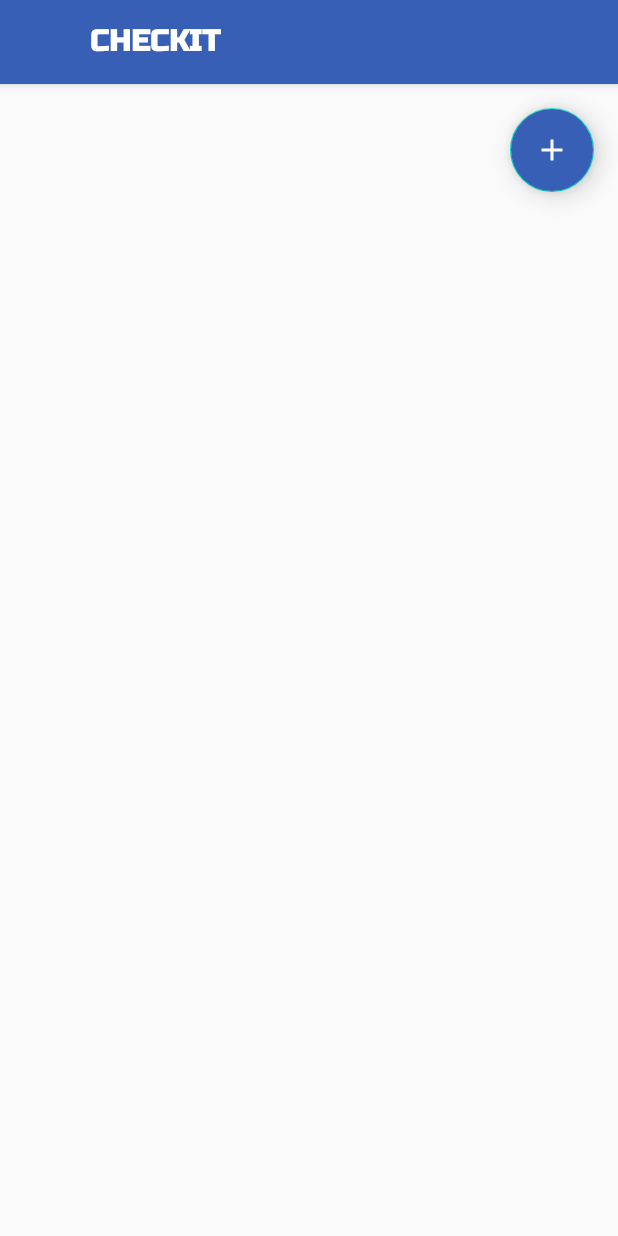
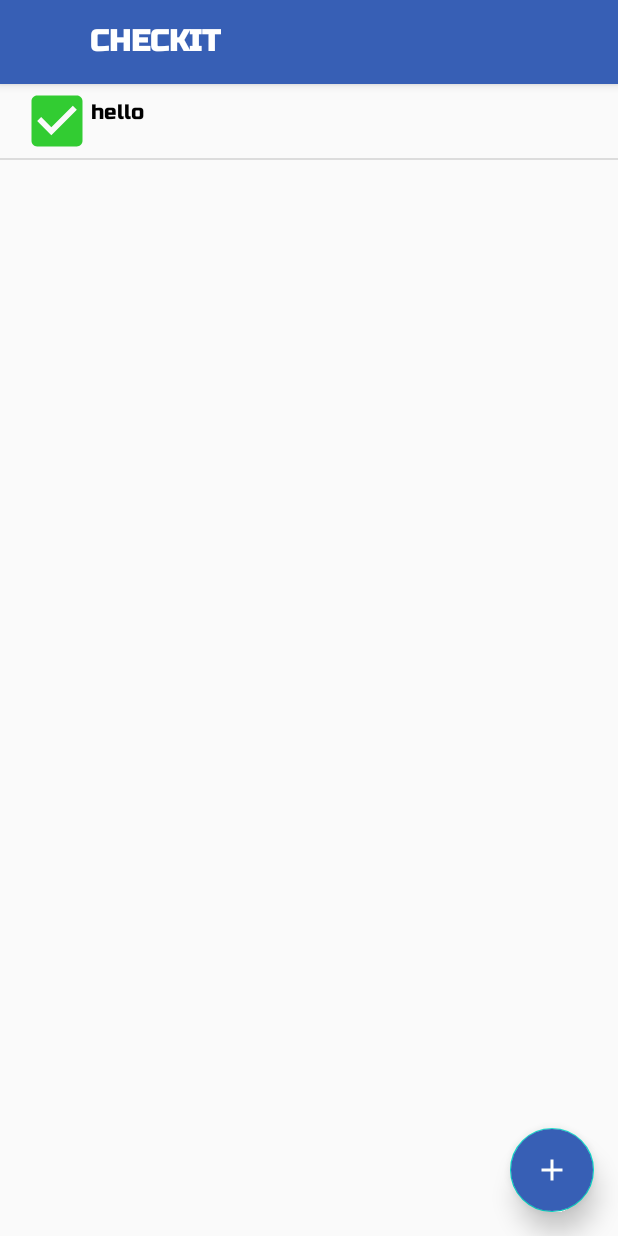
Before and after one commit to BlairMut/checkit-app, an Android app: the screen it shows after launch once a user with an empty profile is signed in (MainActivity), on a phone screen of 412 x 824 dp. Run offline under Robolectric (Android 15) with nearby library versions, the phone set to English and light mode, and no system bars; our stand-ins replace Firebase (no records; nobody signed in at launch, a user with empty details on screens opened directly); Roboto replaces fonts that are not available here.

Commit message:
updating Main and addItem activity

```diff
--- a/checkitapp/app/src/main/java/com/example/checkit_app/AddItem.java
+++ b/checkitapp/app/src/main/java/com/example/checkit_app/AddItem.java
@@ -18,9 +18,9 @@ public class AddItem extends AppCompatActivity {
     Button addBtn;
     String item;
 
-    ArrayList<String> arrayList;
-    ArrayAdapter<String> adapter;
-    ListView lv;
+    //ArrayList<String> arrayList;
+    //ArrayAdapter<String> adapter;
+    //ListView lv;
 
     @Override
     protected void onCreate(Bundle savedInstanceState) {
@@ -48,11 +48,12 @@ public class AddItem extends AppCompatActivity {
             }
         });*/
 
-        lv = findViewById(R.id.list_lv);
+        //lv = findViewById(R.id.list_lv);
 
-        arrayList = new ArrayList<String>();
-        adapter = new ArrayAdapter<String>(AddItem.this, android.R.layout.simple_list_item_1, arrayList);
-        lv.setAdapter(adapter);
+        //arrayList = new ArrayList<String>();
+        //adapter = new ArrayAdapter<String>(AddItem.this, R.layout.custom, R.id.listText,arrayList);
+        //lv.setAdapter(adapter);
+
         OnBtnClick();
 
 
@@ -63,8 +64,12 @@ public class AddItem extends AppCompatActivity {
             @Override
             public void onClick(View v) {
                 String result = addItem.getText().toString();
-                arrayList.add(result);
-                adapter.notifyDataSetChanged();
+                Intent intent = new Intent(AddItem.this,MainActivity.class);
+                intent.putExtra("Value", result);
+                startActivity(intent);
+                finish();
+                //arrayList.add(result);
+                //adapter.notifyDataSetChanged();
             }
         });
     }
--- a/checkitapp/app/src/main/java/com/example/checkit_app/MainActivity.java
+++ b/checkitapp/app/src/main/java/com/example/checkit_app/MainActivity.java
@@ -19,10 +19,10 @@ public class MainActivity extends AppCompatActivity {
 
     FloatingActionButton addBtn;
 
-   /* ArrayList<String> arrayList;
+   ArrayList<String> arrayList;
     ArrayAdapter<String> adapter;
     ListView lv;
-    String item;*/
+    String item;
 
     @Override
     protected void onCreate(Bundle savedInstanceState) {
@@ -44,23 +44,18 @@ public class MainActivity extends AppCompatActivity {
             }
         });
 
-        /*lv = findViewById(R.id.listView_lv);
+        lv = findViewById(R.id.listView);
 
         arrayList = new ArrayList<String>();
-        adapter = new ArrayAdapter<String>(MainActivity.this, android.R.layout.simple_list_item_1, arrayList);
+        adapter = new ArrayAdapter<String>(MainActivity.this, R.layout.custom,R.id.listText, arrayList);
         lv.setAdapter(adapter);
-        OnBtnClick(item);*/
+        OnBtnClick();
 
     }
 
-    /*public void OnBtnClick(final String st){
-        addBtn.setOnClickListener(new View.OnClickListener() {
-            @Override
-            public void onClick(View v) {
-                String result = st;
-                arrayList.add(result);
-                adapter.notifyDataSetChanged();
-            }
-        });
-    }*/
+    public void OnBtnClick(){
+        item = getIntent().getStringExtra("Value");
+        arrayList.add("hello");
+        adapter.notifyDataSetChanged();
+    }
 }
--- /dev/null
+++ b/checkitapp/app/src/main/res/drawable/ic_baseline_check_box_24.xml
@@ -0,0 +1,5 @@
+<vector android:height="24dp" android:tint="#32CC32"
+    android:viewportHeight="24" android:viewportWidth="24"
+    android:width="24dp" xmlns:android="http://schemas.android.com/apk/res/android">
+    <path android:fillColor="@android:color/white" android:pathData="M19,3L5,3c-1.11,0 -2,0.9 -2,2v14c0,1.1 0.89,2 2,2h14c1.11,0 2,-0.9 2,-2L21,5c0,-1.1 -0.89,-2 -2,-2zM10,17l-5,-5 1.41,-1.41L10,14.17l7.59,-7.59L19,8l-9,9z"/>
+</vector>
--- a/checkitapp/app/src/main/res/layout/activity_main.xml
+++ b/checkitapp/app/src/main/res/layout/activity_main.xml
@@ -3,12 +3,12 @@
     xmlns:app="http://schemas.android.com/apk/res-auto"
     xmlns:tools="http://schemas.android.com/tools"
     android:layout_width="match_parent"
-    android:layout_height="wrap_content"
+    android:layout_height="match_parent"
     android:orientation="vertical"
     tools:context=".MainActivity">
     <com.google.android.material.appbar.AppBarLayout
         android:layout_width="match_parent"
-        android:layout_height="match_parent">
+        android:layout_height="wrap_content">
 
         <androidx.appcompat.widget.Toolbar
             android:id="@+id/toolbar"
@@ -32,19 +32,28 @@
 
         </com.google.android.material.appbar.AppBarLayout>
 
+    <RelativeLayout
+        android:layout_width="match_parent"
+        android:layout_height="match_parent">
+        <LinearLayout
+            android:layout_width="match_parent"
+            android:layout_height="match_parent">
 
-    <LinearLayout
+            <ListView
+                android:id="@+id/listView"
+                android:layout_width="match_parent"
+                android:layout_height="match_parent" />
+            <!--<TextView
+                android:layout_width="match_parent"
+                android:layout_height="wrap_content"
+                android:id="@+id/newItem"
+                android:textColor="@color/blackColor"/>-->
+
+        </LinearLayout>
+    <androidx.coordinatorlayout.widget.CoordinatorLayout
         android:layout_width="match_parent"
-        android:layout_height="wrap_content"
-        android:orientation="vertical">
+        android:layout_height="match_parent">
 
-    </LinearLayout>
-
-
-    <LinearLayout
-        android:layout_width="match_parent"
-        android:layout_height="125dp"
-        android:orientation="vertical">
 
         <com.google.android.material.floatingactionbutton.FloatingActionButton
             android:id="@+id/add_button"
@@ -58,7 +67,11 @@
             app:backgroundTint="@color/colorAccent"
             app:elevation="10dp"
             app:fabSize="normal" />
-    </LinearLayout>
+
+
+
+    </androidx.coordinatorlayout.widget.CoordinatorLayout>
+    </RelativeLayout>
 
 
 
--- /dev/null
+++ b/checkitapp/app/src/main/res/layout/custom.xml
@@ -0,0 +1,26 @@
+<?xml version="1.0" encoding="utf-8"?>
+<LinearLayout xmlns:android="http://schemas.android.com/apk/res/android"
+    android:layout_width="match_parent"
+    android:layout_height="match_parent"
+    android:orientation="horizontal">
+<ImageView
+    android:id="@+id/imageView"
+    android:layout_width="45dp"
+    android:layout_height="49dp"
+    android:src="@drawable/ic_baseline_check_box_24"
+    android:layout_alignParentStart="true"
+    android:layout_alignParentTop="true"
+    android:layout_marginStart="15dp" />
+
+    <TextView
+        android:id="@+id/listText"
+        android:layout_width="323dp"
+        android:layout_height="49dp"
+        android:layout_alignParentTop="true"
+        android:layout_alignParentEnd="true"
+        android:layout_marginTop="0dp"
+        android:layout_marginEnd="20dp"
+        android:paddingTop="10dp"
+        android:textColor="#000"
+        android:text="hello" />
+</LinearLayout>
```
